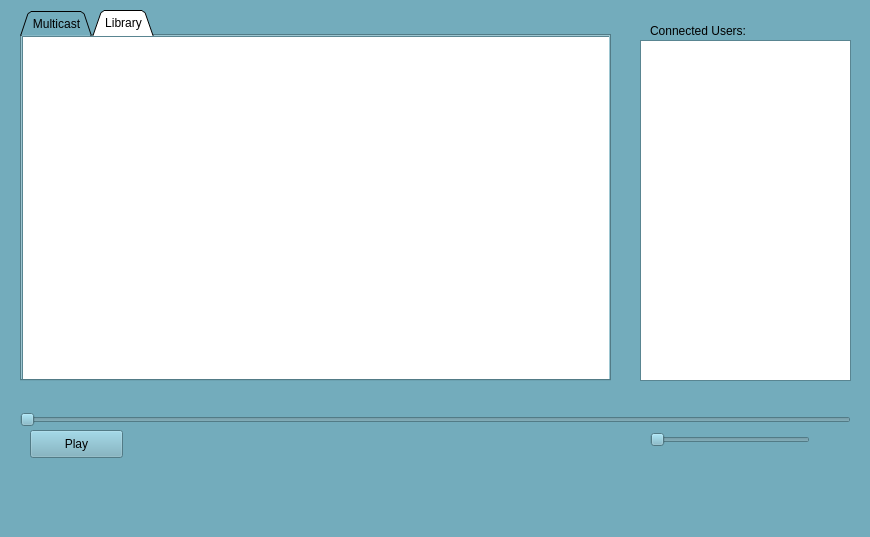
Qt form sourcecode/client/mainwindow.ui (Team-Chimera/Comm-Audio) before a commit.
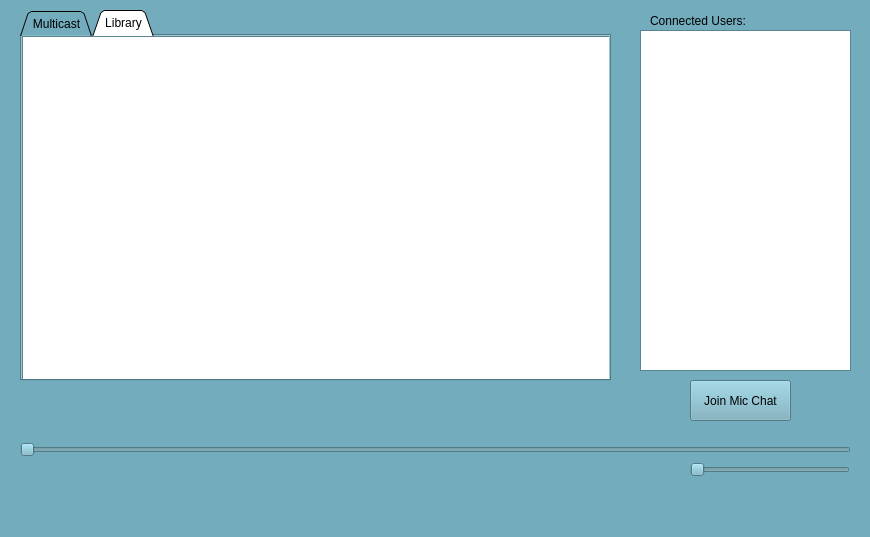
The same form after that commit.

Commit message: Fixed the GUI crash and start of voice chat.

```diff
--- a/sourcecode/client/mainwindow.ui
+++ b/sourcecode/client/mainwindow.ui
@@ -439,7 +439,7 @@
     <property name="geometry">
      <rect>
       <x>20</x>
-      <y>410</y>
+      <y>440</y>
       <width>831</width>
       <height>20</height>
      </rect>
@@ -451,27 +451,11 @@
      <enum>Qt::Horizontal</enum>
     </property>
    </widget>
-   <widget class="QPushButton" name="pushButton">
-    <property name="geometry">
-     <rect>
-      <x>30</x>
-      <y>430</y>
-      <width>93</width>
-      <height>28</height>
-     </rect>
-    </property>
-    <property name="autoFillBackground">
-     <bool>false</bool>
-    </property>
-    <property name="text">
-     <string>Play</string>
-    </property>
-   </widget>
    <widget class="QSlider" name="horizontalSlider_2">
     <property name="geometry">
      <rect>
-      <x>650</x>
-      <y>430</y>
+      <x>690</x>
+      <y>460</y>
       <width>160</width>
       <height>19</height>
      </rect>
@@ -585,7 +569,7 @@
     <property name="geometry">
      <rect>
       <x>650</x>
-      <y>20</y>
+      <y>10</y>
       <width>131</width>
       <height>21</height>
      </rect>
@@ -598,12 +582,25 @@
     <property name="geometry">
      <rect>
       <x>640</x>
-      <y>40</y>
+      <y>30</y>
       <width>211</width>
       <height>341</height>
      </rect>
     </property>
    </widget>
+   <widget class="QPushButton" name="connectMic">
+    <property name="geometry">
+     <rect>
+      <x>690</x>
+      <y>380</y>
+      <width>101</width>
+      <height>41</height>
+     </rect>
+    </property>
+    <property name="text">
+     <string>Join Mic Chat</string>
+    </property>
+   </widget>
   </widget>
   <widget class="QMenuBar" name="menuBar">
    <property name="geometry">
```
The commit also changes 10 other files.
